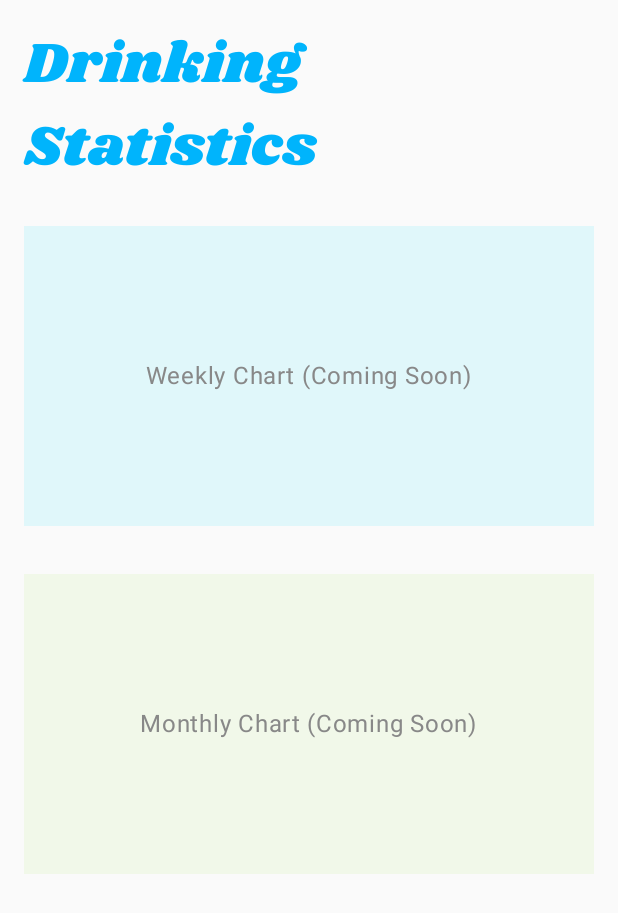
After one commit to veronika8597/Waterly, an Android app built with Jetpack Compose: the StatisticsScreen screen opened through its navigation route, on a phone screen of 412 x 824 dp. The commit adds this screen. Shown: the top 913 px of the screen. Run offline under Robolectric (Android 15) with nearby library versions, the phone set to English and light mode, and no system bars.

Commit message:
Navigation and statsScreen

```diff
--- a/app/src/main/java/com/example/waterly/DateUtils.kt
+++ b/app/src/main/java/com/example/waterly/DateUtils.kt
@@ -8,9 +8,7 @@ import java.util.Locale
 
 fun getCurrentWeekDates(startDate: Date): List<String> {
     val calendar = Calendar.getInstance()
-
     calendar.time = startDate
-    // Go to start of the week (Sunday)
     calendar.set(Calendar.DAY_OF_WEEK, calendar.firstDayOfWeek)
 
     val dateFormat = SimpleDateFormat("yyyy-MM-dd", Locale.getDefault())
--- a/app/src/main/java/com/example/waterly/HomeScreen.kt
+++ b/app/src/main/java/com/example/waterly/HomeScreen.kt
@@ -40,7 +40,6 @@ import androidx.compose.ui.Modifier
 import androidx.compose.ui.graphics.Color
 import androidx.compose.ui.graphics.ColorFilter
 import androidx.compose.ui.platform.LocalContext
-import androidx.compose.ui.res.colorResource
 import androidx.compose.ui.res.painterResource
 import androidx.compose.ui.tooling.preview.Preview
 import androidx.compose.ui.unit.IntOffset
@@ -66,7 +65,6 @@ fun HomeScreen(navController: NavHostController) {
     var showBottleDialog by rememberSaveable { mutableStateOf(false) }
     var selectedBottleSize by rememberSaveable { mutableStateOf<Int?>(null) }
     var selectedItem by rememberSaveable { mutableStateOf<String?>(null) }
-    //val currentWeek = remember { getCurrentWeekDates() }
     val context = LocalContext.current
     val waterHistory = remember { mutableStateOf(WaterDataStore.loadWaterHistory(context)) }
     var showFutureOverlay by rememberSaveable { mutableStateOf(false) }
@@ -95,7 +93,7 @@ fun HomeScreen(navController: NavHostController) {
             modifier = Modifier
                 .fillMaxSize()
                 .padding(10.dp)
-                .padding(bottom = 100.dp) // ✅ leave space for the nav bar
+                .padding(bottom = 100.dp)
         ) {
 
             Spacer(modifier = Modifier.height(36.dp))
@@ -151,7 +149,7 @@ fun HomeScreen(navController: NavHostController) {
                             )
                             Text(
                                 text = if (selectedItem == "glass") "250 ml" else "${selectedBottleSize ?: "?"} ml",
-                                style = WaterlyTypography.bodyLarge, // << use correct size
+                                style = WaterlyTypography.bodyLarge,
                                 color = Color.Gray,
                                 modifier = Modifier.padding(top = 4.dp)
                             )
@@ -372,18 +370,14 @@ fun HomeScreen(navController: NavHostController) {
                 }
             }
 
+        //Bottom navigation bar
+        WaterlyBottomNavBar(
+            selectedIndex = selectedIndex,
+            onItemSelected = { selectedIndex = it },
+            navController = navController,
+            modifier = Modifier.align(Alignment.BottomCenter)
+        )
 
-            //Bottom navigation bar
-        Box(
-            modifier = Modifier
-                .fillMaxWidth()
-                .align(Alignment.BottomCenter)
-        ) {
-            WaterlyBottomNavBar(
-                selectedIndex = selectedIndex,
-                onItemSelected = { selectedIndex = it }
-            )
-        }
 
         if (showFutureOverlay) {
             Box(
--- a/app/src/main/java/com/example/waterly/NavHostController.kt
+++ b/app/src/main/java/com/example/waterly/NavHostController.kt
@@ -12,5 +12,6 @@ fun WaterlyNavGraph() {
     val navController = rememberNavController()
     NavHost(navController, startDestination = "home") {
         composable("home") { HomeScreen(navController) }
+        composable("statistics") { StatisticsScreen() }
     }
 }
--- /dev/null
+++ b/app/src/main/java/com/example/waterly/StatisticsScreen.kt
@@ -0,0 +1,63 @@
+package com.example.waterly
+
+import androidx.compose.foundation.background
+import androidx.compose.foundation.layout.*
+import androidx.compose.material3.Text
+import androidx.compose.runtime.Composable
+import androidx.compose.ui.Alignment
+import androidx.compose.ui.Modifier
+import androidx.compose.ui.graphics.Color
+import androidx.compose.ui.tooling.preview.Preview
+import androidx.compose.ui.unit.dp
+import com.example.waterly.ui.theme.WaterlyTheme
+import com.example.waterly.ui.theme.WaterlyTypography
+
+@Composable
+fun StatisticsScreen() {
+    Column(
+        modifier = Modifier
+            .fillMaxSize()
+            .padding(16.dp),
+        horizontalAlignment = Alignment.CenterHorizontally
+    ) {
+        Text(
+            text = "Drinking Statistics",
+            style = WaterlyTypography.displayLarge,
+            color = Color(0xFF00B4FC)
+        )
+
+        Spacer(modifier = Modifier.height(24.dp))
+
+        // Placeholder for Week Chart
+        Box(
+            modifier = Modifier
+                .fillMaxWidth()
+                .height(200.dp)
+                .background(Color(0xFFE0F7FA)),
+            contentAlignment = Alignment.Center
+        ) {
+            Text("Weekly Chart (Coming Soon)", color = Color.Gray)
+        }
+
+        Spacer(modifier = Modifier.height(32.dp))
+
+        // Placeholder for Month Chart
+        Box(
+            modifier = Modifier
+                .fillMaxWidth()
+                .height(200.dp)
+                .background(Color(0xFFF1F8E9)),
+            contentAlignment = Alignment.Center
+        ) {
+            Text("Monthly Chart (Coming Soon)", color = Color.Gray)
+        }
+    }
+}
+
+@Preview(showBackground = true)
+@Composable
+fun StatisticsScreenPreview() {
+    WaterlyTheme {
+        StatisticsScreen()
+    }
+}
```
Also changed, not shown: app/src/main/java/com/example/waterly/WaterlyBottomNavBar.kt (+13 -5 lines).
